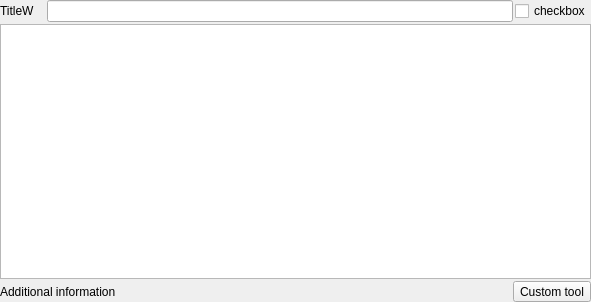
The window that dcoraid/gui/dbview/filter_base.ui (DCOR-dev/DCOR-Aid) describes before a commit, drawn with Qt 5.
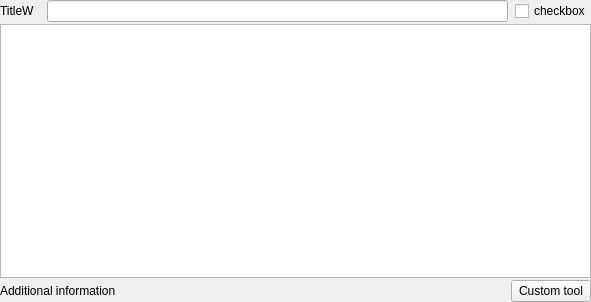
The same window after the commit. Custom widgets are drawn as their Qt base class.

Commit message: enh: improve cosmetics

What changed in the file:
```diff
--- a/dcoraid/gui/dbview/filter_base.ui
+++ b/dcoraid/gui/dbview/filter_base.ui
@@ -30,7 +30,7 @@
     <number>0</number>
    </property>
    <item>
-    <layout class="QHBoxLayout" name="horizontalLayout_8">
+    <layout class="QHBoxLayout" name="horizontalLayout_8" stretch="0,0,99,1,0">
      <item>
       <widget class="QLabel" name="label">
        <property name="text">
@@ -61,6 +61,19 @@
        </property>
       </widget>
      </item>
+     <item>
+      <spacer name="horizontalSpacer_3">
+       <property name="orientation">
+        <enum>Qt::Orientation::Horizontal</enum>
+       </property>
+       <property name="sizeHint" stdset="0">
+        <size>
+         <width>0</width>
+         <height>20</height>
+        </size>
+       </property>
+      </spacer>
+     </item>
      <item>
       <widget class="QCheckBox" name="checkBox">
        <property name="text">
@@ -138,7 +151,7 @@
       </spacer>
      </item>
      <item>
-      <widget class="QToolButton" name="toolButton_custom">
+      <widget class="QPushButton" name="pushButton_custom">
        <property name="text">
         <string>Custom tool</string>
        </property>
```
The commit also changes 2 other files.
